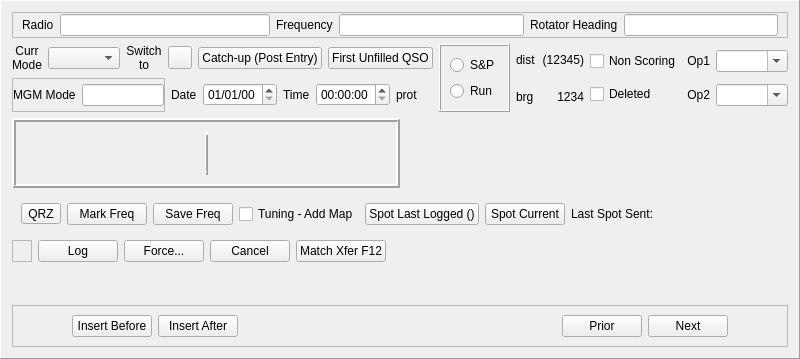
Old version of the form mqt/MqtLogger/qsologframe.ui in the repository Rsclub22/Minos2-Mirror.
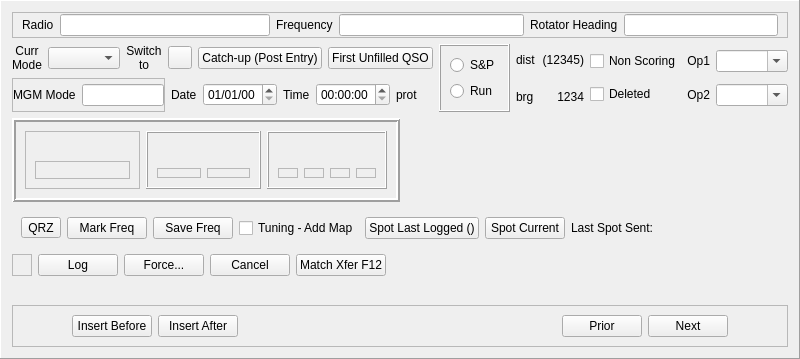
New version of the form. Custom widgets are drawn as their Qt base class.

Commit message: Take callsign visibly out of "sent by me"

```diff
--- a/mqt/MqtLogger/qsologframe.ui
+++ b/mqt/MqtLogger/qsologframe.ui
@@ -512,12 +512,53 @@
        </property>
        <layout class="QHBoxLayout" name="horizontalLayout_23">
         <item>
-         <widget class="QFrame" name="mySentFrame">
+         <widget class="QFrame" name="callBox">
+          <property name="frameShape">
+           <enum>QFrame::StyledPanel</enum>
+          </property>
           <property name="frameShadow">
            <enum>QFrame::Raised</enum>
           </property>
           <layout class="QVBoxLayout" name="verticalLayout_6">
            <item>
+            <spacer name="horizontalSpacer_14">
+             <property name="orientation">
+              <enum>Qt::Horizontal</enum>
+             </property>
+             <property name="sizeHint" stdset="0">
+              <size>
+               <width>81</width>
+               <height>20</height>
+              </size>
+             </property>
+            </spacer>
+           </item>
+           <item>
+            <widget class="QSOTextEditFrame" name="CallsignFrame">
+             <property name="minimumSize">
+              <size>
+               <width>20</width>
+               <height>10</height>
+              </size>
+             </property>
+             <property name="frameShape">
+              <enum>QFrame::StyledPanel</enum>
+             </property>
+            </widget>
+           </item>
+          </layout>
+         </widget>
+        </item>
+        <item>
+         <widget class="QFrame" name="mySentFrame">
+          <property name="frameShape">
+           <enum>QFrame::Box</enum>
+          </property>
+          <property name="frameShadow">
+           <enum>QFrame::Raised</enum>
+          </property>
+          <layout class="QVBoxLayout" name="verticalLayout_9">
+           <item>
             <layout class="QHBoxLayout" name="horizontalLayout_21">
              <item>
               <spacer name="horizontalSpacer_9">
@@ -546,7 +587,7 @@
                </property>
                <property name="sizeHint" stdset="0">
                 <size>
-                 <width>40</width>
+                 <width>10</width>
                  <height>20</height>
                 </size>
                </property>
@@ -556,25 +597,12 @@
            </item>
            <item>
             <layout class="QHBoxLayout" name="horizontalLayout_7">
-             <item>
-              <widget class="QSOTextEditFrame" name="CallsignFrame">
-               <property name="minimumSize">
-                <size>
-                 <width>20</width>
-                 <height>0</height>
-                </size>
-               </property>
-               <property name="frameShape">
-                <enum>QFrame::StyledPanel</enum>
-               </property>
-              </widget>
-             </item>
              <item>
               <widget class="QSOTextEditFrame" name="RSTTxFrame">
                <property name="minimumSize">
                 <size>
                  <width>20</width>
-                 <height>0</height>
+                 <height>10</height>
                 </size>
                </property>
                <property name="frameShape">
@@ -587,7 +615,7 @@
                <property name="minimumSize">
                 <size>
                  <width>20</width>
-                 <height>0</height>
+                 <height>10</height>
                 </size>
                </property>
                <property name="frameShape">
@@ -600,23 +628,10 @@
           </layout>
          </widget>
         </item>
-        <item>
-         <widget class="Line" name="line">
-          <property name="frameShadow">
-           <enum>QFrame::Raised</enum>
-          </property>
-          <property name="lineWidth">
-           <number>4</number>
-          </property>
-          <property name="orientation">
-           <enum>Qt::Vertical</enum>
-          </property>
-         </widget>
-        </item>
         <item>
          <widget class="QFrame" name="themSentFrame">
           <property name="frameShape">
-           <enum>QFrame::NoFrame</enum>
+           <enum>QFrame::Box</enum>
           </property>
           <property name="frameShadow">
            <enum>QFrame::Raised</enum>
@@ -624,6 +639,19 @@
           <layout class="QVBoxLayout" name="verticalLayout_8">
            <item>
             <layout class="QHBoxLayout" name="horizontalLayout_22">
+             <item>
+              <spacer name="horizontalSpacer_13">
+               <property name="orientation">
+                <enum>Qt::Horizontal</enum>
+               </property>
+               <property name="sizeHint" stdset="0">
+                <size>
+                 <width>40</width>
+                 <height>20</height>
+                </size>
+               </property>
+              </spacer>
+             </item>
              <item>
               <widget class="QLabel" name="theirSentLabel">
                <property name="text">
@@ -653,7 +681,7 @@
                <property name="minimumSize">
                 <size>
                  <width>20</width>
-                 <height>0</height>
+                 <height>10</height>
                 </size>
                </property>
                <property name="frameShape">
@@ -666,7 +694,7 @@
                <property name="minimumSize">
                 <size>
                  <width>20</width>
-                 <height>0</height>
+                 <height>10</height>
                 </size>
                </property>
                <property name="frameShape">
@@ -679,7 +707,7 @@
                <property name="minimumSize">
                 <size>
                  <width>20</width>
-                 <height>0</height>
+                 <height>10</height>
                 </size>
                </property>
                <property name="frameShape">
@@ -692,7 +720,7 @@
                <property name="minimumSize">
                 <size>
                  <width>20</width>
-                 <height>0</height>
+                 <height>10</height>
                 </size>
                </property>
                <property name="frameShape">
```
